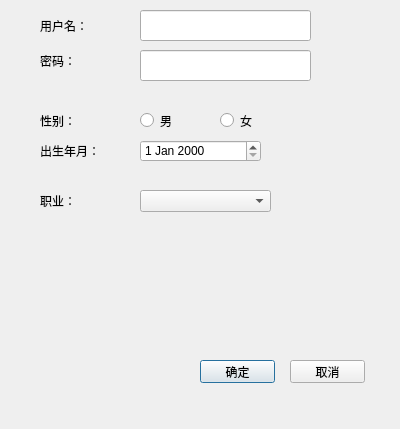
myservicegroup3/DongRuanProgram, file client/dialog.ui: the form before one commit.
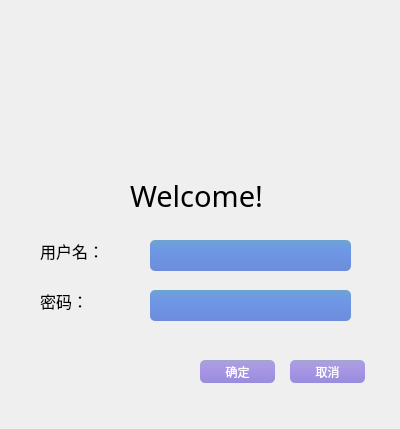
The form after the commit. Icons and pictures are not drawn.

Patch:
```diff
--- a/client/dialog.ui
+++ b/client/dialog.ui
@@ -19,22 +19,37 @@
   <widget class="QLineEdit" name="lineEdit">
    <property name="geometry">
     <rect>
-     <x>140</x>
-     <y>10</y>
-     <width>171</width>
+     <x>150</x>
+     <y>240</y>
+     <width>201</width>
      <height>31</height>
     </rect>
    </property>
+   <property name="styleSheet">
+    <string notr="true">QLineEdit{
+			color: rgb(255, 255, 255);
+            background: qlineargradient(x1:0, y1:0, x2:0, y2:1, stop:0 rgb(110,164,208), stop:0.3 rgb(110,152,230), stop:1 rgb(110,140,220));
+            border:1px;
+            border-radius:5px; 
+            padding:2px 4px;  
+}</string>
+   </property>
   </widget>
   <widget class="QLabel" name="label">
    <property name="geometry">
     <rect>
      <x>40</x>
-     <y>15</y>
+     <y>240</y>
      <width>71</width>
      <height>21</height>
     </rect>
    </property>
+   <property name="font">
+    <font>
+     <family>华文彩云</family>
+     <pointsize>12</pointsize>
+    </font>
+   </property>
    <property name="text">
     <string>用户名：</string>
    </property>
@@ -43,11 +58,17 @@
    <property name="geometry">
     <rect>
      <x>40</x>
-     <y>50</y>
+     <y>290</y>
      <width>71</width>
      <height>21</height>
     </rect>
    </property>
+   <property name="font">
+    <font>
+     <family>华文彩云</family>
+     <pointsize>12</pointsize>
+    </font>
+   </property>
    <property name="text">
     <string>密码：</string>
    </property>
@@ -55,101 +76,25 @@
   <widget class="QLineEdit" name="lineEdit_2">
    <property name="geometry">
     <rect>
-     <x>140</x>
-     <y>50</y>
-     <width>171</width>
+     <x>150</x>
+     <y>290</y>
+     <width>201</width>
      <height>31</height>
     </rect>
    </property>
+   <property name="styleSheet">
+    <string notr="true">QLineEdit{
+			color: rgb(255, 255, 255);
+            background: qlineargradient(x1:0, y1:0, x2:0, y2:1, stop:0 rgb(110,164,208), stop:0.3 rgb(110,152,230), stop:1 rgb(110,140,220));
+            border:1px;
+            border-radius:5px; 
+            padding:2px 4px;  
+}</string>
+   </property>
    <property name="echoMode">
     <enum>QLineEdit::Password</enum>
    </property>
   </widget>
-  <widget class="QLabel" name="label_3">
-   <property name="geometry">
-    <rect>
-     <x>40</x>
-     <y>110</y>
-     <width>71</width>
-     <height>21</height>
-    </rect>
-   </property>
-   <property name="text">
-    <string>性别：</string>
-   </property>
-  </widget>
-  <widget class="QRadioButton" name="radioButton">
-   <property name="geometry">
-    <rect>
-     <x>140</x>
-     <y>110</y>
-     <width>71</width>
-     <height>21</height>
-    </rect>
-   </property>
-   <property name="text">
-    <string>男</string>
-   </property>
-  </widget>
-  <widget class="QRadioButton" name="radioButton_2">
-   <property name="geometry">
-    <rect>
-     <x>220</x>
-     <y>110</y>
-     <width>71</width>
-     <height>21</height>
-    </rect>
-   </property>
-   <property name="text">
-    <string>女</string>
-   </property>
-  </widget>
-  <widget class="QLabel" name="label_4">
-   <property name="geometry">
-    <rect>
-     <x>40</x>
-     <y>140</y>
-     <width>71</width>
-     <height>21</height>
-    </rect>
-   </property>
-   <property name="text">
-    <string>出生年月：</string>
-   </property>
-  </widget>
-  <widget class="QDateEdit" name="dateEdit">
-   <property name="geometry">
-    <rect>
-     <x>140</x>
-     <y>140</y>
-     <width>121</width>
-     <height>22</height>
-    </rect>
-   </property>
-  </widget>
-  <widget class="QLabel" name="label_5">
-   <property name="geometry">
-    <rect>
-     <x>40</x>
-     <y>190</y>
-     <width>71</width>
-     <height>21</height>
-    </rect>
-   </property>
-   <property name="text">
-    <string>职业：</string>
-   </property>
-  </widget>
-  <widget class="QComboBox" name="comboBox">
-   <property name="geometry">
-    <rect>
-     <x>140</x>
-     <y>190</y>
-     <width>131</width>
-     <height>22</height>
-    </rect>
-   </property>
-  </widget>
   <widget class="QPushButton" name="pushButton">
    <property name="geometry">
     <rect>
@@ -159,6 +104,29 @@
      <height>23</height>
     </rect>
    </property>
+   <property name="styleSheet">
+    <string notr="true">QPushButton:hover{
+			color: rgb(255, 255, 255); 
+            background: qlineargradient(x1:0, y1:0, x2:0, y2:1, stop:0 rgb(130,120,226), stop:0.3 rgb(120,130,230), stop:1 rgb(125,140,226));
+            border:1px;  
+            border-radius:5px; 
+            padding:2px 4px;
+}
+QPushButton{
+			color: rgb(255, 255, 255);
+            background: qlineargradient(x1:0, y1:0, x2:0, y2:1, stop:0 rgb(166,164,208), stop:0.3 rgb(171,152,230), stop:1 rgb(152,140,220));
+            border:1px;
+            border-radius:5px; 
+            padding:2px 4px;  
+}
+QPushButton:pressed{    
+            color: rgb(255, 255, 255); 
+            background: qlineargradient(x1:0, y1:0, x2:0, y2:1, stop:0 rgb(240,156,121), stop:0.3 rgb(220,160,140), stop:1 rgb(230,140,120));  
+            border:1px;  
+            border-radius:5px;
+            padding:2px 4px; 
+        }</string>
+   </property>
    <property name="text">
     <string>确定</string>
    </property>
@@ -172,10 +140,65 @@
      <height>23</height>
     </rect>
    </property>
+   <property name="styleSheet">
+    <string notr="true">QPushButton:hover{
+			color: rgb(255, 255, 255); 
+            background: qlineargradient(x1:0, y1:0, x2:0, y2:1, stop:0 rgb(130,120,226), stop:0.3 rgb(120,130,230), stop:1 rgb(125,140,226));
+            border:1px;  
+            border-radius:5px; 
+            padding:2px 4px;
+}
+QPushButton{
+			color: rgb(255, 255, 255);
+            background: qlineargradient(x1:0, y1:0, x2:0, y2:1, stop:0 rgb(166,164,208), stop:0.3 rgb(171,152,230), stop:1 rgb(152,140,220));
+            border:1px;
+            border-radius:5px; 
+            padding:2px 4px;  
+}
+QPushButton:pressed{    
+            color: rgb(255, 255, 255); 
+            background: qlineargradient(x1:0, y1:0, x2:0, y2:1, stop:0 rgb(240,156,121), stop:0.3 rgb(220,160,140), stop:1 rgb(230,140,120));  
+            border:1px;  
+            border-radius:5px;
+            padding:2px 4px; 
+        }</string>
+   </property>
    <property name="text">
     <string>取消</string>
    </property>
   </widget>
+  <widget class="QWidget" name="widget" native="true">
+   <property name="geometry">
+    <rect>
+     <x>-20</x>
+     <y>0</y>
+     <width>431</width>
+     <height>161</height>
+    </rect>
+   </property>
+   <property name="styleSheet">
+    <string notr="true">#widget{border-image:url(:/new/prefix1/Picture/sea.jpg);}</string>
+   </property>
+  </widget>
+  <widget class="QLabel" name="label_3">
+   <property name="geometry">
+    <rect>
+     <x>130</x>
+     <y>170</y>
+     <width>271</width>
+     <height>51</height>
+    </rect>
+   </property>
+   <property name="font">
+    <font>
+     <family>Simplex_IV50</family>
+     <pointsize>22</pointsize>
+    </font>
+   </property>
+   <property name="text">
+    <string>Welcome!</string>
+   </property>
+  </widget>
  </widget>
  <resources/>
  <connections/>
```
Left out of the diff: 2 changed lines with no effect on the pictures.
